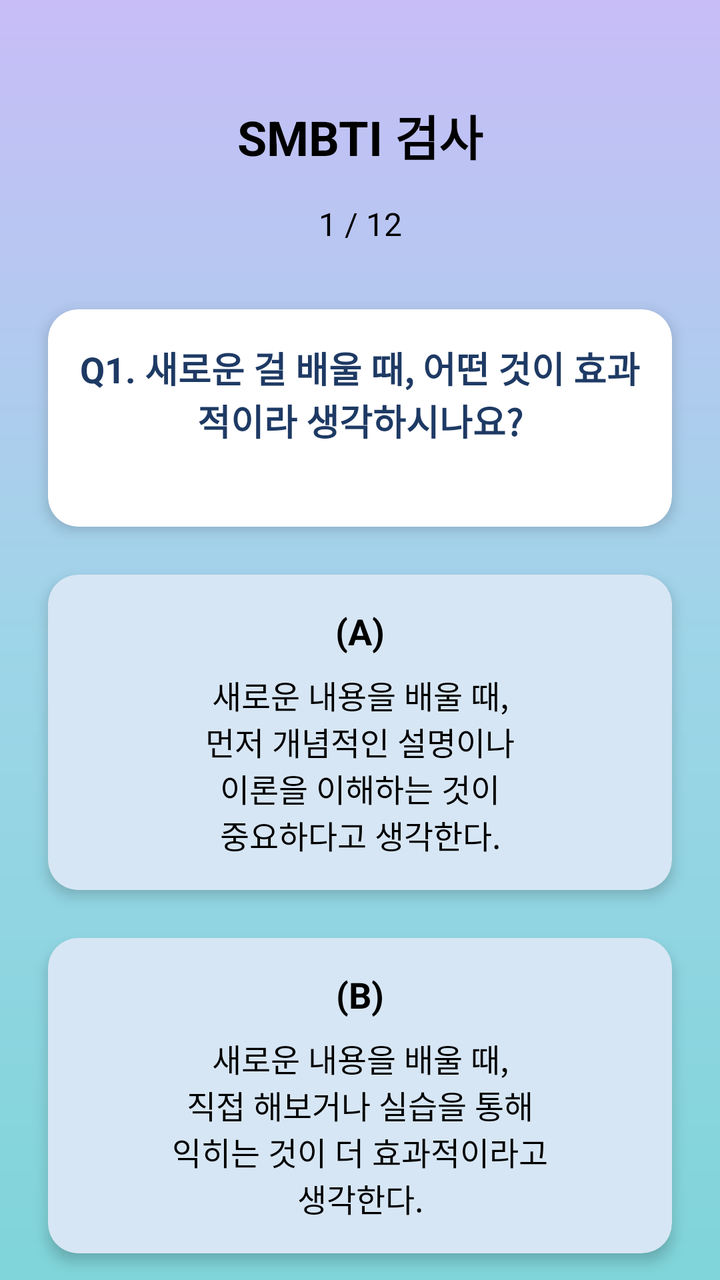
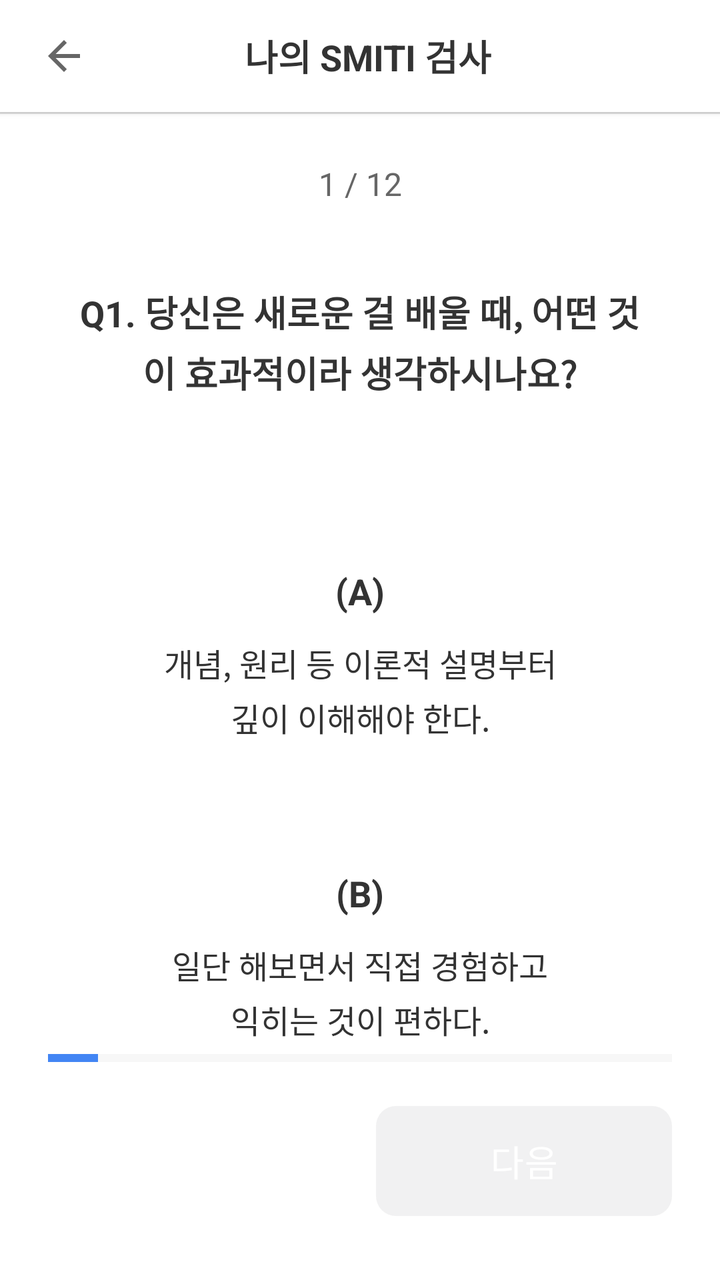

Before-and-after screenshots of an Android layout around one commit, followed by the original layout XML and the change that was made.
<!-- AndroidManifest.xml: application theme Theme.Smiti -->
<!-- res/layout/activity_smbti_test.xml -->
<?xml version="1.0" encoding="utf-8"?>
<androidx.constraintlayout.widget.ConstraintLayout
    xmlns:android="http://schemas.android.com/apk/res/android"
    xmlns:app="http://schemas.android.com/apk/res-auto"
    xmlns:tools="http://schemas.android.com/tools"
    android:layout_width="match_parent"
    android:layout_height="match_parent"
    android:background="@drawable/login_background"
    tools:context=".SmbtiTestActivity">

    <TextView
        android:id="@+id/test_title"
        android:layout_width="wrap_content"
        android:layout_height="wrap_content"
        android:layout_marginTop="50dp"
        android:text="SMBTI 검사"
        android:textColor="#000000"
        android:textSize="24sp"
        android:textStyle="bold"
        app:layout_constraintEnd_toEndOf="parent"
        app:layout_constraintStart_toStartOf="parent"
        app:layout_constraintTop_toTopOf="parent" />

    <TextView
        android:id="@+id/progress_text"
        android:layout_width="wrap_content"
        android:layout_height="wrap_content"
        android:layout_marginTop="16dp"
        android:text="1 / 12"
        android:textColor="#000000"
        android:textSize="16sp"
        app:layout_constraintEnd_toEndOf="parent"
        app:layout_constraintStart_toStartOf="parent"
        app:layout_constraintTop_toBottomOf="@+id/test_title" />

    <androidx.cardview.widget.CardView
        android:id="@+id/question_card"
        android:layout_width="0dp"
        android:layout_height="wrap_content"
        android:layout_marginStart="24dp"
        android:layout_marginTop="32dp"
        android:layout_marginEnd="24dp"
        app:cardBackgroundColor="#FFFFFF"
        app:cardCornerRadius="15dp"
        app:cardElevation="4dp"
        app:layout_constraintEnd_toEndOf="parent"
        app:layout_constraintStart_toStartOf="parent"
        app:layout_constraintTop_toBottomOf="@+id/progress_text">

        <LinearLayout
            android:layout_width="match_parent"
            android:layout_height="wrap_content"
            android:orientation="vertical"
            android:padding="16dp">

            <TextView
                android:id="@+id/question_text"
                android:layout_width="match_parent"
                android:layout_height="wrap_content"
                android:layout_marginBottom="24dp"
                android:text="Q1. 새로운 걸 배울 때, 어떤 것이 효과적이라 생각하시나요?"
                android:textAlignment="center"
                android:textColor="#1E3A64"
                android:textSize="18sp"
                android:textStyle="bold" />
        </LinearLayout>
    </androidx.cardview.widget.CardView>

    <androidx.cardview.widget.CardView
        android:id="@+id/option_a_card"
        android:layout_width="0dp"
        android:layout_height="wrap_content"
        android:layout_marginStart="24dp"
        android:layout_marginTop="24dp"
        android:layout_marginEnd="24dp"
        app:cardBackgroundColor="#d7e6f4"
        app:cardCornerRadius="15dp"
        app:cardElevation="4dp"
        app:layout_constraintEnd_toEndOf="parent"
        app:layout_constraintStart_toStartOf="parent"
        app:layout_constraintTop_toBottomOf="@+id/question_card">

        <LinearLayout
            android:layout_width="match_parent"
            android:layout_height="wrap_content"
            android:orientation="vertical"
            android:padding="16dp"
            android:backgroundTint="#B9DBF4">

            <TextView
                android:layout_width="wrap_content"
                android:layout_height="wrap_content"
                android:text="(A)"
                android:textAlignment="center"
                android:textColor="#000000"
                android:textSize="18sp"
                android:textStyle="bold"
                android:layout_gravity="center_horizontal"
                android:layout_marginBottom="8dp"/>

            <TextView
                android:id="@+id/option_a_text"
                android:layout_width="match_parent"
                android:layout_height="wrap_content"
                android:text="새로운 내용을 배울 때,\n먼저 개념적인 설명이나\n이론을 이해하는 것이\n중요하다고 생각한다."
                android:textAlignment="center"
                android:textColor="#000000"
                android:textSize="16sp" />
        </LinearLayout>
    </androidx.cardview.widget.CardView>

    <androidx.cardview.widget.CardView
        android:id="@+id/option_b_card"
        android:layout_width="0dp"
        android:layout_height="wrap_content"
        android:layout_marginStart="24dp"
        android:layout_marginTop="24dp"
        android:layout_marginEnd="24dp"
        app:cardBackgroundColor="#d7e6f4"
        app:cardCornerRadius="15dp"
        app:cardElevation="4dp"
        app:layout_constraintEnd_toEndOf="parent"
        app:layout_constraintStart_toStartOf="parent"
        app:layout_constraintTop_toBottomOf="@+id/option_a_card">

        <LinearLayout
            android:layout_width="match_parent"
            android:layout_height="wrap_content"
            android:orientation="vertical"
            android:padding="16dp">

            <TextView
                android:layout_width="wrap_content"
                android:layout_height="wrap_content"
                android:text="(B)"
                android:textAlignment="center"
                android:textColor="#000000"
                android:textSize="18sp"
                android:textStyle="bold"
                android:layout_gravity="center_horizontal"
                android:layout_marginBottom="8dp"/>

            <TextView
                android:id="@+id/option_b_text"
                android:layout_width="match_parent"
                android:layout_height="wrap_content"
                android:text="새로운 내용을 배울 때,\n직접 해보거나 실습을 통해\n익히는 것이 더 효과적이라고\n생각한다."
                android:textAlignment="center"
                android:textColor="#000000"
                android:textSize="16sp" />
        </LinearLayout>
    </androidx.cardview.widget.CardView>

    
    <ProgressBar
        android:id="@+id/progress_bar"
        style="?android:attr/progressBarStyleHorizontal"
        android:layout_width="0dp"
        android:layout_height="wrap_content"
        android:layout_marginStart="24dp"
        android:layout_marginEnd="24dp"
        android:layout_marginBottom="16dp"
        android:progress="8"
        android:progressTint="#4285F4"
        android:progressBackgroundTint="#E0E0E0"
        android:max="100"
        app:layout_constraintBottom_toTopOf="@+id/buttons_container"
        app:layout_constraintEnd_toEndOf="parent"
        app:layout_constraintStart_toStartOf="parent" />

    
    <LinearLayout
        android:id="@+id/buttons_container"
        android:layout_width="0dp"
        android:layout_height="wrap_content"
        android:layout_marginStart="24dp"
        android:layout_marginEnd="24dp"
        android:layout_marginBottom="32dp"
        android:orientation="horizontal"
        app:layout_constraintBottom_toBottomOf="parent"
        app:layout_constraintEnd_toEndOf="parent"
        app:layout_constraintStart_toStartOf="parent">

        <Button
            android:id="@+id/prev_button"
            android:layout_width="0dp"
            android:layout_height="55dp"
            android:layout_weight="1"
            android:layout_marginEnd="8dp"
            android:background="@drawable/login_button_background"
            android:text="이전"
            android:textColor="#FFFFFF"
            android:textSize="18sp"
            android:visibility="invisible" />

        <Button
            android:id="@+id/next_button"
            android:layout_width="0dp"
            android:layout_height="55dp"
            android:layout_weight="1"
            android:layout_marginStart="8dp"
            android:background="@drawable/login_button_background"
            android:text="다음"
            android:textColor="#FFFFFF"
            android:textSize="18sp"
            android:enabled="false"
            android:alpha="0.5" />
        
    </LinearLayout>

    
    <RadioGroup
        android:id="@+id/radio_group"
        android:layout_width="0dp"
        android:layout_height="wrap_content"
        android:visibility="gone"
        app:layout_constraintStart_toStartOf="parent"
        app:layout_constraintTop_toTopOf="parent">

        <RadioButton
            android:id="@+id/radio_button_a"
            android:layout_width="match_parent"
            android:layout_height="wrap_content" />

        <RadioButton
            android:id="@+id/radio_button_b"
            android:layout_width="match_parent"
            android:layout_height="wrap_content" />
    </RadioGroup>

</androidx.constraintlayout.widget.ConstraintLayout>
<!-- resources referenced by this layout -->
<resources>
  <!-- drawable login_background (drawable) -->
  <?xml version="1.0" encoding="utf-8"?>
  <shape xmlns:android="http://schemas.android.com/apk/res/android"
      android:shape="rectangle">
      <gradient
          android:angle="270"
          android:startColor="#C8BDF7"
          android:centerColor="#9ED5E8"
          android:endColor="#7FD5D9"
          android:type="linear" />
  </shape>
  <!-- drawable login_button_background (drawable) -->
  <?xml version="1.0" encoding="utf-8"?>
  <shape xmlns:android="http://schemas.android.com/apk/res/android"
      android:shape="rectangle">
      <solid android:color="#2A3953" />
      <corners android:radius="10dp" />
  </shape>
  <style name="Theme.Smiti" parent="Base.Theme.Smiti" />
  <style name="Base.Theme.Smiti" parent="Theme.Material3.DayNight.NoActionBar">
          
          
      </style>
</resources>

<!-- the commit's change to res/layout/activity_smbti_test.xml (unified diff, before → after) -->
@@ -5,149 +5,173 @@
     xmlns:tools="http://schemas.android.com/tools"
     android:layout_width="match_parent"
     android:layout_height="match_parent"
-    android:background="@drawable/login_background"
+    android:background="@color/white"
     tools:context=".SmbtiTestActivity">
 
-    <TextView
-        android:id="@+id/test_title"
-        android:layout_width="wrap_content"
-        android:layout_height="wrap_content"
-        android:layout_marginTop="50dp"
-        android:text="SMBTI 검사"
-        android:textColor="#000000"
-        android:textSize="24sp"
-        android:textStyle="bold"
-        app:layout_constraintEnd_toEndOf="parent"
-        app:layout_constraintStart_toStartOf="parent"
-        app:layout_constraintTop_toTopOf="parent" />
+    
+    <LinearLayout
+        android:id="@+id/title_bar"
+        android:layout_width="match_parent"
+        android:layout_height="56dp"
+        android:orientation="horizontal"
+        android:gravity="center_vertical"
+        android:background="@color/white"
+        android:elevation="2dp"
+        app:layout_constraintTop_toTopOf="parent"
+        app:layout_constraintStart_toStartOf="parent"
+        app:layout_constraintEnd_toEndOf="parent">
+
+        
+        <ImageButton
+            android:id="@+id/back_button"
+            android:layout_width="48dp"
+            android:layout_height="48dp"
+            android:layout_marginStart="8dp"
+            android:background="?attr/selectableItemBackgroundBorderless"
+            android:src="@drawable/ic_arrow_back"
+            android:contentDescription="뒤로가기"
+            app:tint="#666666" />
+
+        
+        <TextView
+            android:id="@+id/test_title"
+            android:layout_width="0dp"
+            android:layout_height="wrap_content"
+            android:layout_weight="1"
+            android:text="나의 SMITI 검사"
+            android:textColor="#333333"
+            android:textSize="18sp"
+            android:textStyle="bold"
+            android:gravity="center" />
+
+        
+        <View
+            android:layout_width="48dp"
+            android:layout_height="48dp" />
+
+    </LinearLayout>
+
+    
+    <View
+        android:id="@+id/divider"
+        android:layout_width="match_parent"
+        android:layout_height="1dp"
+        android:background="#E0E0E0"
+        app:layout_constraintTop_toBottomOf="@+id/title_bar" />
 
     <TextView
         android:id="@+id/progress_text"
         android:layout_width="wrap_content"
         android:layout_height="wrap_content"
-        android:layout_marginTop="16dp"
+        android:layout_marginTop="24dp"
         android:text="1 / 12"
-        android:textColor="#000000"
+        android:textColor="#666666"
         android:textSize="16sp"
         app:layout_constraintEnd_toEndOf="parent"
         app:layout_constraintStart_toStartOf="parent"
-        app:layout_constraintTop_toBottomOf="@+id/test_title" />
+        app:layout_constraintTop_toBottomOf="@+id/divider" />
+
+    
+    <TextView
+        android:id="@+id/question_text"
+        android:layout_width="0dp"
+        android:layout_height="wrap_content"
+        android:layout_marginStart="32dp"
+        android:layout_marginTop="40dp"
+        android:layout_marginEnd="32dp"
+        android:text="Q1. 당신은 새로운 걸 배울 때, 어떤 것이 효과적이라 생각하시나요?"
+        android:textAlignment="center"
+        android:textColor="#333333"
+        android:textSize="18sp"
+        android:textStyle="bold"
+        android:lineSpacingExtra="4dp"
+        app:layout_constraintEnd_toEndOf="parent"
+        app:layout_constraintStart_toStartOf="parent"
+        app:layout_constraintTop_toBottomOf="@+id/progress_text" />
 
     <androidx.cardview.widget.CardView
-        android:id="@+id/question_card"
-        android:layout_width="0dp"
-        android:layout_height="wrap_content"
-        android:layout_marginStart="24dp"
-        android:layout_marginTop="32dp"
-        android:layout_marginEnd="24dp"
-        app:cardBackgroundColor="#FFFFFF"
-        app:cardCornerRadius="15dp"
-        app:cardElevation="4dp"
-        app:layout_constraintEnd_toEndOf="parent"
-        app:layout_constraintStart_toStartOf="parent"
-        app:layout_constraintTop_toBottomOf="@+id/progress_text">
+        android:id="@+id/option_a_card"
+        android:layout_width="0dp"
+        android:layout_height="wrap_content"
+        android:layout_marginStart="32dp"
+        android:layout_marginTop="60dp"
+        android:layout_marginEnd="32dp"
+        app:cardBackgroundColor="@color/option_a_default"
+        app:cardCornerRadius="20dp"
+        app:cardElevation="0dp"
+        app:layout_constraintEnd_toEndOf="parent"
+        app:layout_constraintStart_toStartOf="parent"
+        app:layout_constraintTop_toBottomOf="@+id/question_text">
 
         <LinearLayout
             android:layout_width="match_parent"
             android:layout_height="wrap_content"
             android:orientation="vertical"
-            android:padding="16dp">
-
-            <TextView
-                android:id="@+id/question_text"
-                android:layout_width="match_parent"
-                android:layout_height="wrap_content"
-                android:layout_marginBottom="24dp"
-                android:text="Q1. 새로운 걸 배울 때, 어떤 것이 효과적이라 생각하시나요?"
-                android:textAlignment="center"
-                android:textColor="#1E3A64"
+            android:padding="24dp">
+
+            <TextView
+                android:layout_width="wrap_content"
+                android:layout_height="wrap_content"
+                android:layout_gravity="center_horizontal"
+                android:layout_marginBottom="12dp"
+                android:text="(A)"
+                android:textAlignment="center"
+                android:textColor="#333333"
                 android:textSize="18sp"
                 android:textStyle="bold" />
+
+            <TextView
+                android:id="@+id/option_a_text"
+                android:layout_width="match_parent"
+                android:layout_height="wrap_content"
+                android:lineSpacingExtra="4dp"
+                android:text="개념, 원리 등 이론적 설명부터\n깊이 이해해야 한다."
+                android:textAlignment="center"
+                android:textColor="#333333"
+                android:textSize="16sp" />
         </LinearLayout>
     </androidx.cardview.widget.CardView>
 
     <androidx.cardview.widget.CardView
-        android:id="@+id/option_a_card"
-        android:layout_width="0dp"
-        android:layout_height="wrap_content"
-        android:layout_marginStart="24dp"
-        android:layout_marginTop="24dp"
-        android:layout_marginEnd="24dp"
-        app:cardBackgroundColor="#d7e6f4"
-        app:cardCornerRadius="15dp"
-        app:cardElevation="4dp"
-        app:layout_constraintEnd_toEndOf="parent"
-        app:layout_constraintStart_toStartOf="parent"
-        app:layout_constraintTop_toBottomOf="@+id/question_card">
+        android:id="@+id/option_b_card"
+        android:layout_width="0dp"
+        android:layout_height="wrap_content"
+        android:layout_marginStart="32dp"
+        android:layout_marginTop="16dp"
+        android:layout_marginEnd="32dp"
+        app:cardBackgroundColor="@color/option_b_default"
+        app:cardCornerRadius="20dp"
+        app:cardElevation="0dp"
+        app:layout_constraintEnd_toEndOf="parent"
+        app:layout_constraintStart_toStartOf="parent"
+        app:layout_constraintTop_toBottomOf="@+id/option_a_card">
 
         <LinearLayout
             android:layout_width="match_parent"
             android:layout_height="wrap_content"
             android:orientation="vertical"
-            android:padding="16dp"
-            android:backgroundTint="#B9DBF4">
+            android:padding="24dp">
 
             <TextView
                 android:layout_width="wrap_content"
                 android:layout_height="wrap_content"
-                android:text="(A)"
-                android:textAlignment="center"
-                android:textColor="#000000"
+                android:text="(B)"
+                android:textAlignment="center"
+                android:textColor="#333333"
                 android:textSize="18sp"
                 android:textStyle="bold"
                 android:layout_gravity="center_horizontal"
-                android:layout_marginBottom="8dp"/>
-
-            <TextView
-                android:id="@+id/option_a_text"
-                android:layout_width="match_parent"
-                android:layout_height="wrap_content"
-                android:text="새로운 내용을 배울 때,\n먼저 개념적인 설명이나\n이론을 이해하는 것이\n중요하다고 생각한다."
-                android:textAlignment="center"
-                android:textColor="#000000"
-                android:textSize="16sp" />
-        </LinearLayout>
-    </androidx.cardview.widget.CardView>
-
-    <androidx.cardview.widget.CardView
-        android:id="@+id/option_b_card"
-        android:layout_width="0dp"
-        android:layout_height="wrap_content"
-        android:layout_marginStart="24dp"
-        android:layout_marginTop="24dp"
-        android:layout_marginEnd="24dp"
-        app:cardBackgroundColor="#d7e6f4"
-        app:cardCornerRadius="15dp"
-        app:cardElevation="4dp"
-        app:layout_constraintEnd_toEndOf="parent"
-        app:layout_constraintStart_toStartOf="parent"
-        app:layout_constraintTop_toBottomOf="@+id/option_a_card">
-
-        <LinearLayout
-            android:layout_width="match_parent"
-            android:layout_height="wrap_content"
-            android:orientation="vertical"
-            android:padding="16dp">
-
-            <TextView
-                android:layout_width="wrap_content"
-                android:layout_height="wrap_content"
-                android:text="(B)"
-                android:textAlignment="center"
-                android:textColor="#000000"
-                android:textSize="18sp"
-                android:textStyle="bold"
-                android:layout_gravity="center_horizontal"
-                android:layout_marginBottom="8dp"/>
+                android:layout_marginBottom="12dp"/>
 
             <TextView
                 android:id="@+id/option_b_text"
                 android:layout_width="match_parent"
                 android:layout_height="wrap_content"
-                android:text="새로운 내용을 배울 때,\n직접 해보거나 실습을 통해\n익히는 것이 더 효과적이라고\n생각한다."
-                android:textAlignment="center"
-                android:textColor="#000000"
-                android:textSize="16sp" />
+                android:text="일단 해보면서 직접 경험하고\n익히는 것이 편하다."
+                android:textAlignment="center"
+                android:textColor="#333333"
+                android:textSize="16sp"
+                android:lineSpacingExtra="4dp" />
         </LinearLayout>
     </androidx.cardview.widget.CardView>
 
<!-- resource entries referenced after the edit -->
@@ -1,16 +1,18 @@
 <!-- resources referenced by this layout -->
 <resources>
-  <!-- drawable login_background (drawable) -->
+  <color name="white">#FFFFFFFF</color>
+  <!-- drawable ic_arrow_back (drawable) -->
   <?xml version="1.0" encoding="utf-8"?>
-  <shape xmlns:android="http://schemas.android.com/apk/res/android"
-      android:shape="rectangle">
-      <gradient
-          android:angle="270"
-          android:startColor="#C8BDF7"
-          android:centerColor="#9ED5E8"
-          android:endColor="#7FD5D9"
-          android:type="linear" />
-  </shape>
+  <vector xmlns:android="http://schemas.android.com/apk/res/android"
+      android:width="24dp"
+      android:height="24dp"
+      android:viewportWidth="24"
+      android:viewportHeight="24"
+      android:tint="#FFFFFF">
+      <path
+          android:fillColor="#FFFFFF"
+          android:pathData="M20,11H7.83l5.59,-5.59L12,4l-8,8 8,8 1.41,-1.41L7.83,13H20v-2z" />
+  </vector>
   <!-- drawable login_button_background (drawable) -->
   <?xml version="1.0" encoding="utf-8"?>
   <shape xmlns:android="http://schemas.android.com/apk/res/android"
